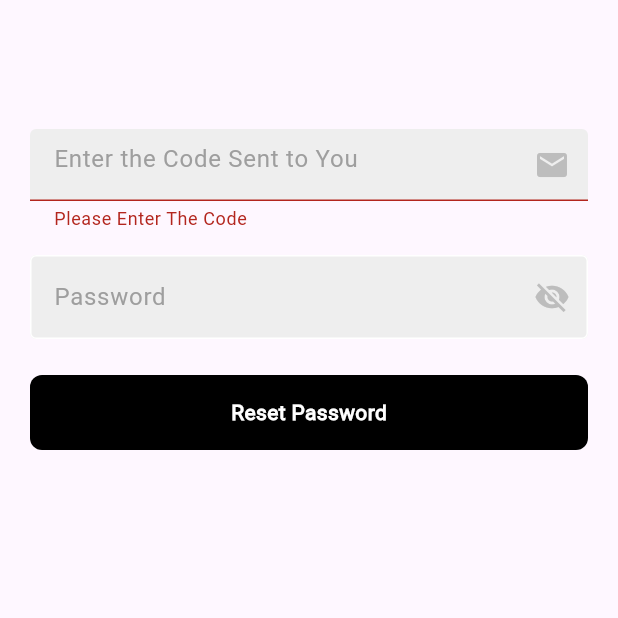
After one commit to nsengiyumva-wilberforce/Ki-kati, a Flutter app: the SetNewPassword screen opened directly, after a tap on "Reset Password", on a phone screen of 412 x 824 dp, the top half of it. The commit adds this screen. Run offline on Flutter 3.47's test engine with Material 3 defaults, Android fonts, the phone set to English and light mode, and no system bars; our stand-ins replace file_picker, flutter_secure_storage, socket_io_client; accounts and stored records are empty.

Commit message:
added trim to inputs and completed the auth with password reset

```diff
--- a/lib/screens/login_screen.dart
+++ b/lib/screens/login_screen.dart
@@ -79,8 +79,8 @@ class _LoginState extends State<Login> {
     //await Future.delayed(const Duration(seconds: 2));
     try {
       final response = await httpService.post('/auth/login', {
-        'username': usernameController.text,
-        'password': passwordController.text
+        'username': usernameController.text.trim(),
+        'password': passwordController.text.trim()
       });
 
       if (response['statusCode'] == 200) {
@@ -100,7 +100,7 @@ class _LoginState extends State<Login> {
         await storageService.storeData('user_data', response['body']);
 
         print("token saved to secure storage!");
-        Navigator.push(
+        Navigator.pushReplacement(
           // ignore: use_build_context_synchronously
           context,
           MaterialPageRoute(builder: (context) => const HomeScreen()),
--- /dev/null
+++ b/lib/screens/set_new_password.dart
@@ -0,0 +1,212 @@
+import 'package:flutter/material.dart';
+import 'package:ki_kati/components/custom_button.dart';
+import 'package:ki_kati/components/http_servive.dart';
+import 'package:ki_kati/components/secureStorageServices.dart';
+import 'package:ki_kati/components/textfield_component.dart';
+import 'package:ki_kati/screens/login_screen.dart';
+
+class SetNewPassword extends StatefulWidget {
+  const SetNewPassword({super.key});
+
+  @override
+  State<SetNewPassword> createState() => _SetNewPasswordState();
+}
+
+class _SetNewPasswordState extends State<SetNewPassword> {
+  SecureStorageService storageService = SecureStorageService(); //servi
+  final HttpService httpService = HttpService('https://ki-kati.com/api/auth');
+  final TextEditingController _codeController = TextEditingController();
+  final TextEditingController _passwordController = TextEditingController();
+  bool _isLoading = false;
+  bool _secureText = true;
+  String? _errorCode;
+  String? _passwordError;
+  String? _generalError;
+
+  Future<String> _setNewPassword(String password) async {
+    Map<String, dynamic>? retrievedResetEmail =
+        await storageService.retrieveData('passwordReset');
+    final email = retrievedResetEmail?['email'];
+    try {
+      final response = await httpService.post('/reset-password',
+          {'email': email.trim(), 'password': password.trim()});
+
+      if (response['statusCode'] == 200) {
+        return response['body']['message'];
+      } else {
+        return response['body']['message'];
+      }
+    } catch (e) {
+      return '$e';
+    }
+  }
+
+  Future<String> _verifyCode(String code) async {
+    Map<String, dynamic>? retrievedResetEmail =
+        await storageService.retrieveData('passwordReset');
+    final email = retrievedResetEmail?['email'];
+    print(email);
+    try {
+      final response = await httpService.post(
+          '/verify-reset-code', {'email': email.trim(), 'code': code.trim()});
+
+      if (response['statusCode'] == 200) {
+        return response['body']['message'];
+      } else {
+        return response['body']['message'];
+      }
+    } catch (e) {
+      print('Error: $e'); // Handle errors here\
+      /*
+      setState(() {
+        _generalError = '$e'; // Set general error message
+      });
+      */
+      return "$e";
+    } /*finally {
+      setState(() {
+        _isLoading = false; // Set loading to false
+      });
+    }      */
+  }
+
+  void _submit() async {
+    setState(() {
+      _isLoading = true;
+      _passwordError = null;
+      _errorCode = null;
+    });
+
+    // Validate code and username fields
+    if (_codeController.text.isEmpty) {
+      setState(() {
+        _isLoading = false;
+        _errorCode = 'Please Enter The Code';
+      });
+      return; // Exit the method if validation fails
+    }
+
+    if (_passwordController.text.isEmpty) {
+      setState(() {
+        _isLoading = false;
+        _passwordError = 'Please enter your password';
+      });
+      return; // Exit the method if validation fails
+    }
+
+    // submission logic here
+    final code = _codeController.text.trim();
+    final newPassword = _passwordController.text.trim();
+
+    String verifyCodeResponse = await _verifyCode(code);
+    if (verifyCodeResponse.contains("Code verified successfully")) {
+      String resultSetNewPassword = await _setNewPassword(newPassword);
+      if (resultSetNewPassword.contains("Password reset successfully")) {
+        // ignore: use_build_context_synchronously
+        ScaffoldMessenger.of(context).showSnackBar(
+          const SnackBar(content: Text('Password reset successfully!')),
+        );
+        setState(() {
+          _isLoading = false;
+          _codeController.clear();
+          _passwordController.clear();
+          _generalError = null;
+        });
+        //delete the passwordReset key pair from secure storage
+        await storageService.deleteData('passwordReset');
+        Future.delayed(const Duration(seconds: 3), () {
+          Navigator.pushReplacement(
+            // ignore: use_build_context_synchronously
+            context,
+            MaterialPageRoute(builder: (context) => const Login()),
+          );
+        });
+      } else {
+        setState(() {
+          _isLoading = false;
+          _generalError = resultSetNewPassword;
+        });
+      }
+    } else {
+      setState(() {
+        _isLoading = false;
+        _generalError = verifyCodeResponse;
+      });
+    }
+  }
+
+  @override
+  void dispose() {
+    _codeController.dispose();
+    _passwordController.dispose();
+    super.dispose();
+  }
+
+  @override
+  Widget build(BuildContext context) {
+    return Scaffold(
+      appBar: AppBar(
+        centerTitle: true,
+        //title: const Text('Forgot Password'),
+      ),
+      body: Padding(
+        padding: const EdgeInsets.all(20.0),
+        child: Center(
+          child: Column(
+            crossAxisAlignment: CrossAxisAlignment.stretch,
+            children: [
+              // Display general error message if it exists
+              if (_generalError != null)
+                Padding(
+                  padding: const EdgeInsets.only(bottom: 8.0),
+                  child: Text(
+                    _generalError!,
+                    style: const TextStyle(color: Colors.red),
+                  ),
+                ),
+
+              const SizedBox(height: 10),
+              TextFieldComponent(
+                controller: _codeController,
+                hintText: 'Enter the Code Sent to You',
+                obscureText: false,
+                keyboardType: TextInputType.number,
+                suffixIcon: const Icon(Icons.email, color: Color(0xFFBDBDBD)),
+                errorText: _errorCode, // Display error message if exists
+              ),
+              const SizedBox(height: 16.0),
+              TextFieldComponent(
+                controller: _passwordController,
+                hintText: 'Password',
+                obscureText: _secureText,
+                suffixIcon: IconButton(
+                  icon: Icon(
+                      _secureText ? Icons.visibility_off : Icons.visibility,
+                      color: Colors.grey.shade400),
+                  onPressed: () {
+                    setState(() {
+                      _secureText = !_secureText;
+                    });
+                  },
+                ),
+                errorText: _passwordError, // Pass password error
+              ),
+              const SizedBox(height: 24.0),
+              CustomButton(
+                onTap: () {
+                  _submit(); // Call the sign-in method
+                },
+                buttonText:
+                    _isLoading ? "Resetting Password ..." : "Reset Password",
+                isLoading: _isLoading,
+                color: _isLoading
+                    ? const Color.fromARGB(255, 38, 34, 34)
+                    : Colors.black,
+              ),
+            ],
+          ),
+        ),
+      ),
+    );
+  }
+}
```
Also changed, not shown: lib/screens/forgot_password_screen.dart (+18 -1 lines), lib/screens/register_screen.dart (+6 -6 lines), oldReset.txt (added, +98 -0 lines), 1 other file.
